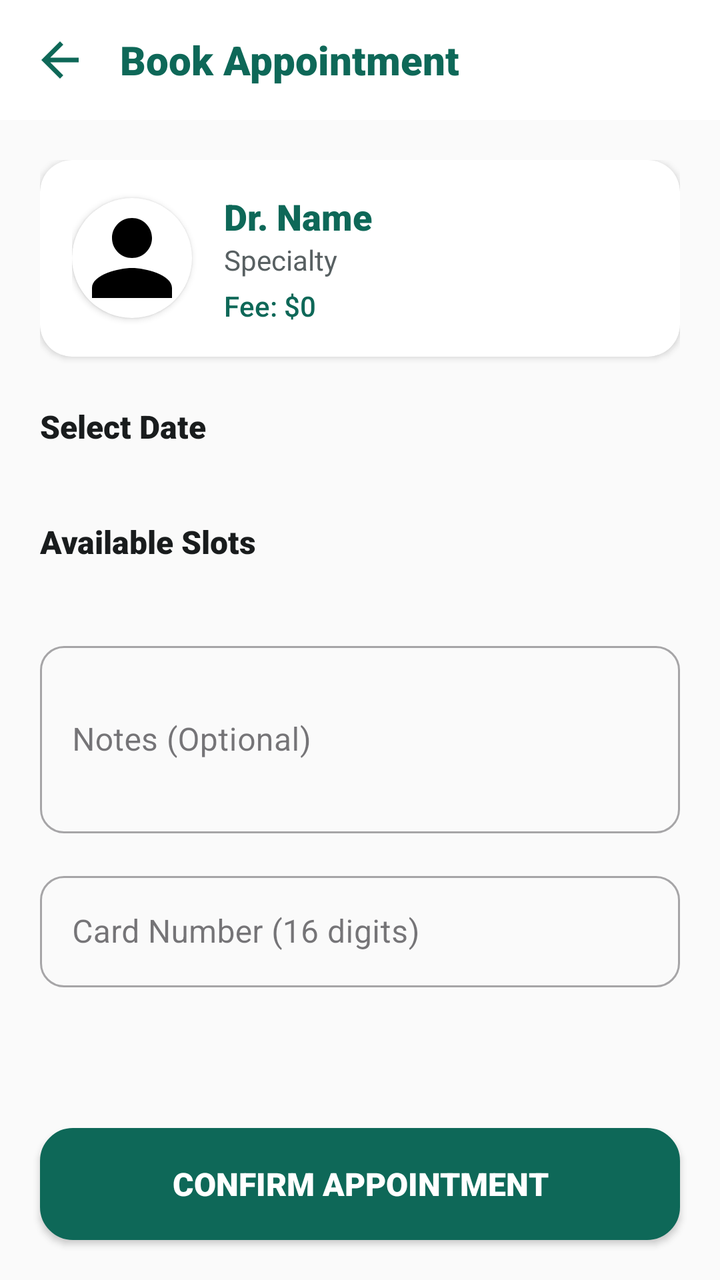
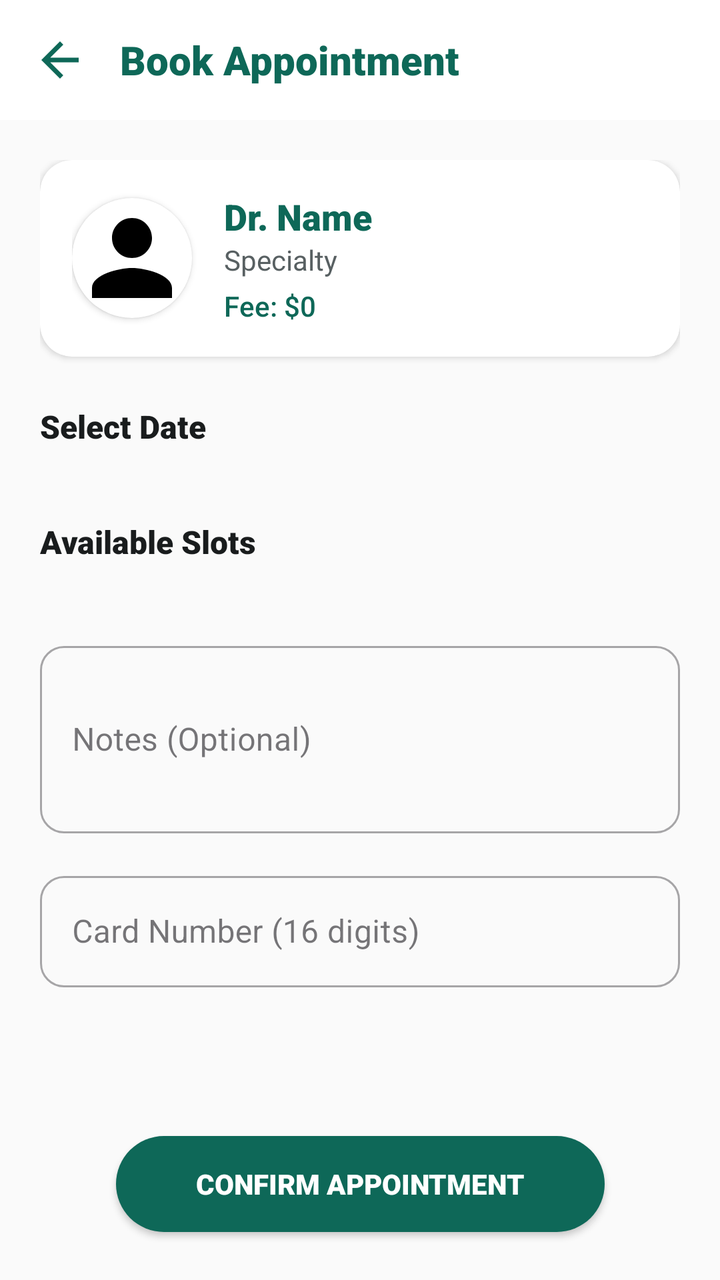

Screens rendered from an Android XML layout before and after an edit, with the pre-edit source and the edit as a unified diff.
<!-- AndroidManifest.xml: application theme Theme.Heal -->
<!-- res/layout/activity_appointment_booking.xml -->
<?xml version="1.0" encoding="utf-8"?>
<androidx.constraintlayout.widget.ConstraintLayout xmlns:android="http://schemas.android.com/apk/res/android"
    xmlns:app="http://schemas.android.com/apk/res-auto"
    xmlns:tools="http://schemas.android.com/tools"
    android:layout_width="match_parent"
    android:layout_height="match_parent"
    android:background="#FAFAFA">

    
    <LinearLayout
        android:id="@+id/llTopBar"
        android:layout_width="match_parent"
        android:layout_height="wrap_content"
        android:orientation="horizontal"
        android:padding="16dp"
        android:gravity="center_vertical"
        android:background="@color/white"
        app:layout_constraintTop_toTopOf="parent">

        <ImageView
            android:id="@+id/btnBack"
            android:layout_width="28dp"
            android:layout_height="28dp"
            android:src="@drawable/ic_back"
            app:tint="@color/colorPrimary"
            android:clickable="true"
            android:focusable="true"
            android:background="?attr/selectableItemBackgroundBorderless"/>

        <TextView
            android:id="@+id/tvToolbarTitle"
            android:layout_width="wrap_content"
            android:layout_height="wrap_content"
            android:text="Book Appointment"
            android:textColor="@color/colorPrimary"
            android:textSize="20sp"
            android:fontFamily="sans-serif-black"
            android:layout_marginStart="16dp" />
    </LinearLayout>

    <ScrollView
        android:layout_width="match_parent"
        android:layout_height="0dp"
        app:layout_constraintBottom_toTopOf="@+id/btnConfirmBooking"
        app:layout_constraintTop_toBottomOf="@id/llTopBar">

        <LinearLayout
            android:layout_width="match_parent"
            android:layout_height="wrap_content"
            android:orientation="vertical"
            android:padding="20dp">

            
            <androidx.cardview.widget.CardView
                android:layout_width="match_parent"
                android:layout_height="wrap_content"
                android:layout_marginBottom="24dp"
                app:cardCornerRadius="16dp"
                app:cardElevation="2dp">

                <LinearLayout
                    android:layout_width="match_parent"
                    android:layout_height="wrap_content"
                    android:gravity="center_vertical"
                    android:orientation="horizontal"
                    android:padding="16dp">

                    <androidx.cardview.widget.CardView
                        android:layout_width="60dp"
                        android:layout_height="60dp"
                        app:cardCornerRadius="30dp">
                        <ImageView
                            android:id="@+id/ivDoctorImage"
                            android:layout_width="match_parent"
                            android:layout_height="match_parent"
                            android:scaleType="centerCrop"
                            android:src="@drawable/ic_person" />
                    </androidx.cardview.widget.CardView>

                    <LinearLayout
                        android:layout_width="match_parent"
                        android:layout_height="wrap_content"
                        android:layout_marginStart="16dp"
                        android:orientation="vertical">

                        <TextView
                            android:id="@+id/tvDoctorName"
                            android:layout_width="wrap_content"
                            android:layout_height="wrap_content"
                            android:fontFamily="sans-serif-black"
                            android:text="Dr. Name"
                            android:textColor="@color/colorPrimary"
                            android:textSize="18sp" />

                        <TextView
                            android:id="@+id/tvDoctorSpecialty"
                            android:layout_width="wrap_content"
                            android:layout_height="wrap_content"
                            android:fontFamily="sans-serif"
                            android:text="Specialty"
                            android:textColor="@color/colorSecondary"
                            android:textSize="14sp" />

                        <TextView
                            android:id="@+id/tvConsultationFee"
                            android:layout_width="wrap_content"
                            android:layout_height="wrap_content"
                            android:layout_marginTop="4dp"
                            android:fontFamily="sans-serif-medium"
                            android:text="Fee: $0"
                            android:textColor="@color/colorPrimary"
                            android:textSize="14sp" />
                    </LinearLayout>
                </LinearLayout>
            </androidx.cardview.widget.CardView>

            <TextView
                android:layout_width="wrap_content"
                android:layout_height="wrap_content"
                android:layout_marginBottom="12dp"
                android:fontFamily="sans-serif-black"
                android:text="Select Date"
                android:textColor="@color/colorOnSurface"
                android:textSize="16sp" />

            <androidx.recyclerview.widget.RecyclerView
                android:id="@+id/rvDates"
                android:layout_width="match_parent"
                android:layout_height="wrap_content"
                android:layout_marginBottom="24dp"
                android:orientation="horizontal" />

            <TextView
                android:layout_width="wrap_content"
                android:layout_height="wrap_content"
                android:layout_marginBottom="12dp"
                android:fontFamily="sans-serif-black"
                android:text="Available Slots"
                android:textColor="@color/colorOnSurface"
                android:textSize="16sp" />

            <com.google.android.material.chip.ChipGroup
                android:id="@+id/cgTimeSlots"
                android:layout_width="match_parent"
                android:layout_height="wrap_content"
                android:layout_marginBottom="24dp"
                app:singleSelection="true" />

            <com.google.android.material.textfield.TextInputLayout
                style="@style/Widget.MaterialComponents.TextInputLayout.OutlinedBox"
                android:layout_width="match_parent"
                android:layout_height="wrap_content"
                android:layout_marginBottom="16dp"
                android:hint="Notes (Optional)"
                app:boxCornerRadiusBottomEnd="12dp"
                app:boxCornerRadiusBottomStart="12dp"
                app:boxCornerRadiusTopEnd="12dp"
                app:boxCornerRadiusTopStart="12dp">

                <com.google.android.material.textfield.TextInputEditText
                    android:id="@+id/etNotes"
                    android:layout_width="match_parent"
                    android:layout_height="wrap_content"
                    android:inputType="textMultiLine"
                    android:lines="3" />
            </com.google.android.material.textfield.TextInputLayout>

            <com.google.android.material.textfield.TextInputLayout
                android:id="@+id/tilCardNumber"
                style="@style/Widget.MaterialComponents.TextInputLayout.OutlinedBox"
                android:layout_width="match_parent"
                android:layout_height="wrap_content"
                android:layout_marginBottom="16dp"
                android:hint="Card Number (16 digits)"
                app:boxCornerRadiusBottomEnd="12dp"
                app:boxCornerRadiusBottomStart="12dp"
                app:boxCornerRadiusTopEnd="12dp"
                app:boxCornerRadiusTopStart="12dp"
                app:prefixText="💳 ">

                <com.google.android.material.textfield.TextInputEditText
                    android:id="@+id/etCardNumber"
                    android:layout_width="match_parent"
                    android:layout_height="wrap_content"
                    android:inputType="number"
                    android:maxLength="16" />
            </com.google.android.material.textfield.TextInputLayout>

        </LinearLayout>
    </ScrollView>

    <androidx.appcompat.widget.AppCompatButton
        android:id="@+id/btnConfirmBooking"
        android:layout_width="match_parent"
        android:layout_height="56dp"
        android:layout_margin="20dp"
        android:background="@drawable/search_bar_bg"
        android:backgroundTint="@color/colorPrimary"
        android:fontFamily="sans-serif-black"
        android:text="CONFIRM APPOINTMENT"
        android:textColor="@color/white"
        android:textSize="16sp"
        app:layout_constraintBottom_toBottomOf="parent" />

</androidx.constraintlayout.widget.ConstraintLayout>
<!-- resources referenced by this layout -->
<resources>
  <color name="colorOnSurface">#191C1D</color>
  <color name="colorPrimary">#0E6858</color>
  <color name="colorSecondary">#586062</color>
  <color name="white">#FFFFFF</color>
  <!-- drawable ic_back (drawable) -->
  <vector xmlns:android="http://schemas.android.com/apk/res/android"
      android:width="24dp" android:height="24dp"
      android:viewportWidth="24.0" android:viewportHeight="24.0">
      <path android:fillColor="#FF000000" android:pathData="M20,11H7.83l5.59,-5.59L12,4l-8,8l8,8l1.41,-1.41L7.83,13H20v-2z"/>
  </vector>
  <!-- drawable ic_person (drawable) -->
  <vector xmlns:android="http://schemas.android.com/apk/res/android"
      android:width="24dp"
      android:height="24dp"
      android:viewportWidth="24"
      android:viewportHeight="24">
    <path
        android:fillColor="#FF000000"
        android:pathData="M12,12c2.21,0 4,-1.79 4,-4s-1.79,-4 -4,-4 -4,1.79 -4,4 1.79,4 4,4zM12,14c-2.67,0 -8,1.34 -8,4v2h16v-2c0,-2.66 -5.33,-4 -8,-4z"/>
  </vector>
  <!-- drawable search_bar_bg (drawable) -->
  <?xml version="1.0" encoding="utf-8"?>
  <shape xmlns:android="http://schemas.android.com/apk/res/android">
      <solid android:color="#FFFFFF" />
      <corners android:radius="16dp" />
      <stroke android:width="1dp" android:color="#E0E0E0" />
  </shape>
  <style name="Theme.Heal" parent="Base.Theme.Heal" />
  <style name="Base.Theme.Heal" parent="Theme.Material3.DayNight.NoActionBar">
          
          <item name="colorPrimary">@color/colorPrimary</item>
          <item name="colorPrimaryVariant">@color/colorPrimaryVariant</item>
          <item name="colorAccent">@color/colorAccent</item>
          <item name="android:statusBarColor">@color/app_background_color</item>
          <item name="android:windowLightStatusBar">true</item>
      </style>
  <color name="colorPrimaryVariant">#328171</color>
  <color name="colorAccent">#88D5C2</color>
  <color name="app_background_color">#E8F0EE</color>
</resources>

<!-- the commit's change to res/layout/activity_appointment_booking.xml (unified diff, before → after) -->
@@ -191,15 +191,18 @@
 
     <androidx.appcompat.widget.AppCompatButton
         android:id="@+id/btnConfirmBooking"
-        android:layout_width="match_parent"
-        android:layout_height="56dp"
-        android:layout_margin="20dp"
-        android:background="@drawable/search_bar_bg"
-        android:backgroundTint="@color/colorPrimary"
+        android:layout_width="wrap_content"
+        android:layout_height="48dp"
+        android:layout_margin="24dp"
+        android:paddingStart="40dp"
+        android:paddingEnd="40dp"
+        android:background="@drawable/bg_tab_active"
         android:fontFamily="sans-serif-black"
-        android:text="CONFIRM APPOINTMENT"
+        android:text="Confirm Appointment"
         android:textColor="@color/white"
-        android:textSize="16sp"
-        app:layout_constraintBottom_toBottomOf="parent" />
+        android:textSize="14sp"
+        app:layout_constraintBottom_toBottomOf="parent"
+        app:layout_constraintStart_toStartOf="parent"
+        app:layout_constraintEnd_toEndOf="parent" />
 
 </androidx.constraintlayout.widget.ConstraintLayout>
<!-- resource entries referenced after the edit -->
@@ -4,6 +4,13 @@
   <color name="colorPrimary">#0E6858</color>
   <color name="colorSecondary">#586062</color>
   <color name="white">#FFFFFF</color>
+  <!-- drawable bg_tab_active (drawable) -->
+  <?xml version="1.0" encoding="utf-8"?>
+  <shape xmlns:android="http://schemas.android.com/apk/res/android"
+      android:shape="rectangle">
+      <corners android:radius="24dp" />
+      <solid android:color="@color/colorPrimary" />
+  </shape>
   <!-- drawable ic_back (drawable) -->
   <vector xmlns:android="http://schemas.android.com/apk/res/android"
       android:width="24dp" android:height="24dp"
@@ -20,13 +27,6 @@
         android:fillColor="#FF000000"
         android:pathData="M12,12c2.21,0 4,-1.79 4,-4s-1.79,-4 -4,-4 -4,1.79 -4,4 1.79,4 4,4zM12,14c-2.67,0 -8,1.34 -8,4v2h16v-2c0,-2.66 -5.33,-4 -8,-4z"/>
   </vector>
-  <!-- drawable search_bar_bg (drawable) -->
-  <?xml version="1.0" encoding="utf-8"?>
-  <shape xmlns:android="http://schemas.android.com/apk/res/android">
-      <solid android:color="#FFFFFF" />
-      <corners android:radius="16dp" />
-      <stroke android:width="1dp" android:color="#E0E0E0" />
-  </shape>
   <style name="Theme.Heal" parent="Base.Theme.Heal" />
   <style name="Base.Theme.Heal" parent="Theme.Material3.DayNight.NoActionBar">
           
